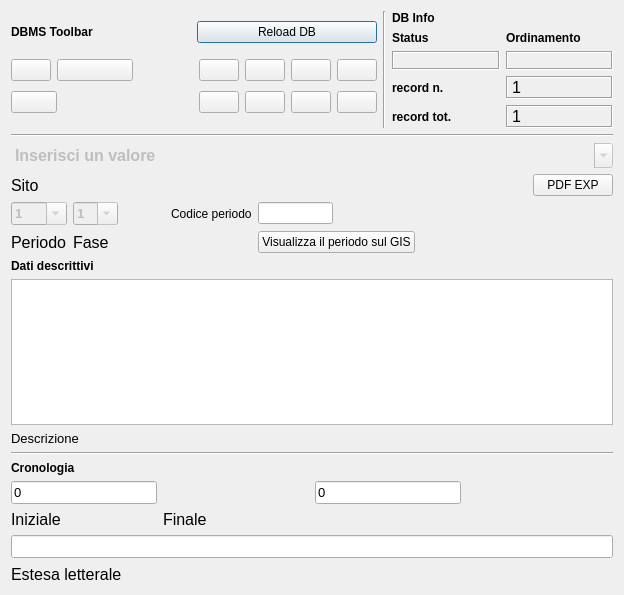
Before: the Qt Designer form pyarchinit_dev20130710/modules/gui/pyarchinit_Periodo_fase_ui.ui in pyarchinit/pyarchinit_218, drawn with Qt 5.
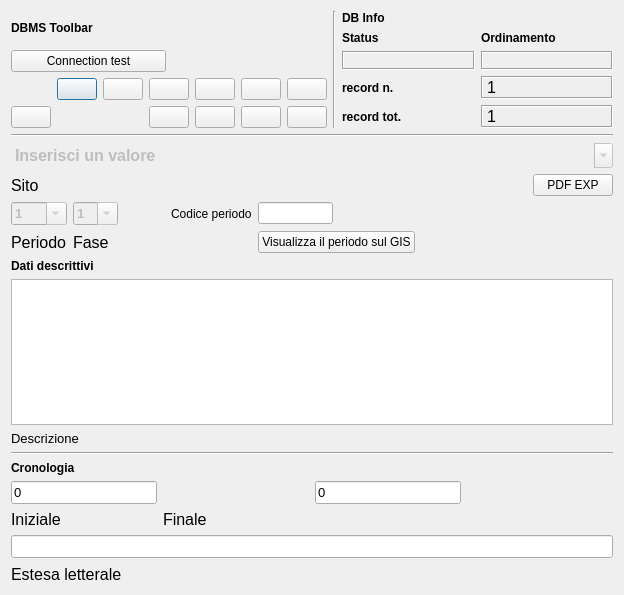
After: the same form once the commit is applied. Icons and pictures are not drawn.

What changed in the file:
```diff
--- a/pyarchinit_dev20130710/modules/gui/pyarchinit_Periodo_fase_ui.ui
+++ b/pyarchinit_dev20130710/modules/gui/pyarchinit_Periodo_fase_ui.ui
@@ -25,10 +25,6 @@
   </property>
   <layout class="QGridLayout" name="gridLayout_9">
    <item row="0" column="0">
-    <layout class="QVBoxLayout" name="verticalLayout_3">
-     <item>
-      <layout class="QVBoxLayout" name="verticalLayout">
-       <item>
         <layout class="QHBoxLayout" name="horizontalLayout">
          <item>
           <layout class="QGridLayout" name="gridLayout_2">
@@ -45,16 +41,9 @@
              </property>
             </widget>
            </item>
-           <item row="0" column="1">
-            <widget class="QPushButton" name="pushButton_connect">
-             <property name="text">
-              <string>Reload DB</string>
-             </property>
-            </widget>
-           </item>
-           <item row="1" column="0" colspan="2">
+       <item row="2" column="0" colspan="2">
             <layout class="QGridLayout" name="gridLayout">
-             <item row="0" column="0">
+         <item row="0" column="5">
               <widget class="QPushButton" name="pushButton_first_rec">
                <property name="toolTip">
                 <string>First rec</string>
@@ -68,21 +57,7 @@
                </property>
               </widget>
              </item>
-             <item row="0" column="1" colspan="2">
-              <widget class="QPushButton" name="pushButton_prev_rec">
-               <property name="toolTip">
-                <string>Prev rec</string>
-               </property>
-               <property name="text">
-                <string/>
-               </property>
-               <property name="icon">
-                <iconset resource="resources.qrc">
-                 <normaloff>:/images/4_leftArrow.png</normaloff>:/images/4_leftArrow.png</iconset>
-               </property>
-              </widget>
-             </item>
-             <item row="0" column="4">
+         <item row="0" column="7">
               <widget class="QPushButton" name="pushButton_next_rec">
                <property name="toolTip">
                 <string>Next rec</string>
@@ -96,7 +71,7 @@
                </property>
               </widget>
              </item>
-             <item row="0" column="5">
+         <item row="0" column="8">
               <widget class="QPushButton" name="pushButton_last_rec">
                <property name="toolTip">
                 <string>Last rec</string>
@@ -110,7 +85,7 @@
                </property>
               </widget>
              </item>
-             <item row="0" column="6">
+         <item row="0" column="9">
               <widget class="QPushButton" name="pushButton_new_rec">
                <property name="font">
                 <font>
@@ -129,7 +104,7 @@
                </property>
               </widget>
              </item>
-             <item row="0" column="7">
+         <item row="0" column="10">
               <widget class="QPushButton" name="pushButton_save">
                <property name="font">
                 <font>
@@ -151,39 +126,7 @@
                </property>
               </widget>
              </item>
-             <item row="1" column="0" colspan="2">
-              <widget class="QPushButton" name="pushButton_delete">
-               <property name="font">
-                <font>
-                 <pointsize>9</pointsize>
-                </font>
-               </property>
-               <property name="toolTip">
-                <string>Delete record</string>
-               </property>
-               <property name="text">
-                <string/>
-               </property>
-               <property name="icon">
-                <iconset resource="resources.qrc">
-                 <normaloff>:/images/delete.png</normaloff>:/images/delete.png</iconset>
-               </property>
-              </widget>
-             </item>
-             <item row="1" column="2">
-              <spacer name="horizontalSpacer">
-               <property name="orientation">
-                <enum>Qt::Horizontal</enum>
-               </property>
-               <property name="sizeHint" stdset="0">
-                <size>
-                 <width>70</width>
-                 <height>30</height>
-                </size>
-               </property>
-              </spacer>
-             </item>
-             <item row="1" column="4">
+         <item row="1" column="7">
               <widget class="QPushButton" name="pushButton_new_search">
                <property name="font">
                 <font>
@@ -202,7 +145,7 @@
                </property>
               </widget>
              </item>
-             <item row="1" column="5">
+         <item row="1" column="8">
               <widget class="QPushButton" name="pushButton_search_go">
                <property name="font">
                 <font>
@@ -221,7 +164,7 @@
                </property>
               </widget>
              </item>
-             <item row="1" column="6">
+         <item row="1" column="9">
               <widget class="QPushButton" name="pushButton_sort">
                <property name="font">
                 <font>
@@ -240,7 +183,7 @@
                </property>
               </widget>
              </item>
-             <item row="1" column="7">
+         <item row="1" column="10">
               <widget class="QPushButton" name="pushButton_view_all">
                <property name="font">
                 <font>
@@ -259,21 +202,51 @@
                </property>
               </widget>
              </item>
-             <item row="0" column="3">
-              <spacer name="horizontalSpacer_2">
-               <property name="orientation">
-                <enum>Qt::Horizontal</enum>
-               </property>
-               <property name="sizeHint" stdset="0">
-                <size>
-                 <width>60</width>
-                 <height>20</height>
-                </size>
-               </property>
-              </spacer>
+         <item row="1" column="2">
+          <widget class="QPushButton" name="pushButton_delete">
+           <property name="enabled">
+            <bool>true</bool>
+           </property>
+           <property name="font">
+            <font>
+             <pointsize>9</pointsize>
+            </font>
+           </property>
+           <property name="toolTip">
+            <string>Delete record</string>
+           </property>
+           <property name="text">
+            <string/>
+           </property>
+           <property name="icon">
+            <iconset resource="resources.qrc">
+             <normaloff>:/images/delete.png</normaloff>:/images/delete.png</iconset>
+           </property>
+          </widget>
+         </item>
+         <item row="0" column="6">
+          <widget class="QPushButton" name="pushButton_prev_rec">
+           <property name="toolTip">
+            <string>Prev rec</string>
+           </property>
+           <property name="text">
+            <string/>
+           </property>
+           <property name="icon">
+            <iconset resource="resources.qrc">
+             <normaloff>:/images/4_leftArrow.png</normaloff>:/images/4_leftArrow.png</iconset>
+           </property>
+          </widget>
              </item>
             </layout>
            </item>
+       <item row="1" column="0">
+        <widget class="QPushButton" name="pushButton_connect">
+         <property name="text">
+          <string>Connection test</string>
+         </property>
+        </widget>
+       </item>
           </layout>
          </item>
          <item>
@@ -324,13 +297,13 @@
               <widget class="QLabel" name="label_status">
                <property name="minimumSize">
                 <size>
-                 <width>50</width>
+             <width>40</width>
                  <height>0</height>
                 </size>
                </property>
                <property name="font">
                 <font>
-                 <pointsize>9</pointsize>
+             <pointsize>10</pointsize>
                  <weight>75</weight>
                  <bold>true</bold>
                 </font>
@@ -363,24 +336,6 @@
              </item>
              <item row="1" column="1">
               <widget class="QLabel" name="label_sort">
-               <property name="minimumSize">
-                <size>
-                 <width>40</width>
-                 <height>0</height>
-                </size>
-               </property>
-               <property name="sizeIncrement">
-                <size>
-                 <width>40</width>
-                 <height>0</height>
-                </size>
-               </property>
-               <property name="baseSize">
-                <size>
-                 <width>40</width>
-                 <height>0</height>
-                </size>
-               </property>
                <property name="font">
                 <font>
                  <pointsize>10</pointsize>
@@ -531,7 +486,7 @@
          </item>
         </layout>
        </item>
-       <item>
+   <item row="1" column="0">
         <widget class="Line" name="line_8">
          <property name="font">
           <font>
@@ -544,7 +499,7 @@
          </property>
         </widget>
        </item>
-       <item>
+   <item row="2" column="0">
         <layout class="QGridLayout" name="gridLayout_7">
          <item row="0" column="0" rowspan="3" colspan="8">
           <widget class="QComboBox" name="comboBox_sito">
@@ -878,9 +833,7 @@
          </item>
         </layout>
        </item>
-      </layout>
-     </item>
-     <item>
+   <item row="3" column="0">
       <layout class="QVBoxLayout" name="verticalLayout_2">
        <item>
         <layout class="QGridLayout" name="gridLayout_6">
@@ -1058,8 +1011,6 @@
             </size>
            </property>
           </spacer>
-         </item>
-        </layout>
        </item>
       </layout>
      </item>
```
Lines whose indentation alone changed are shown as unchanged.
